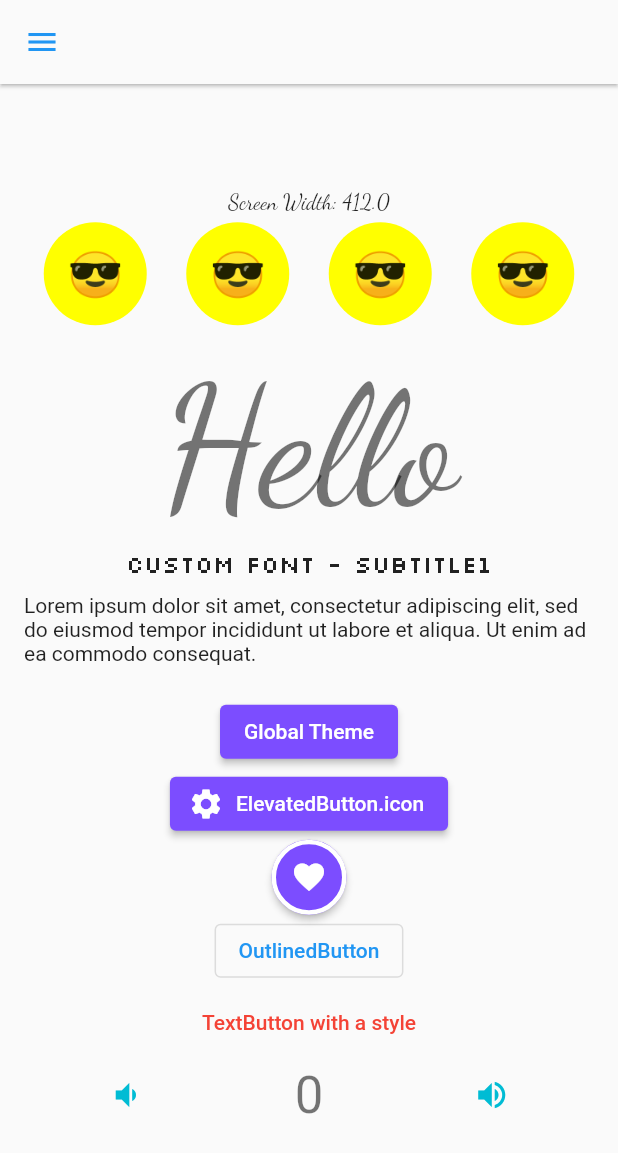
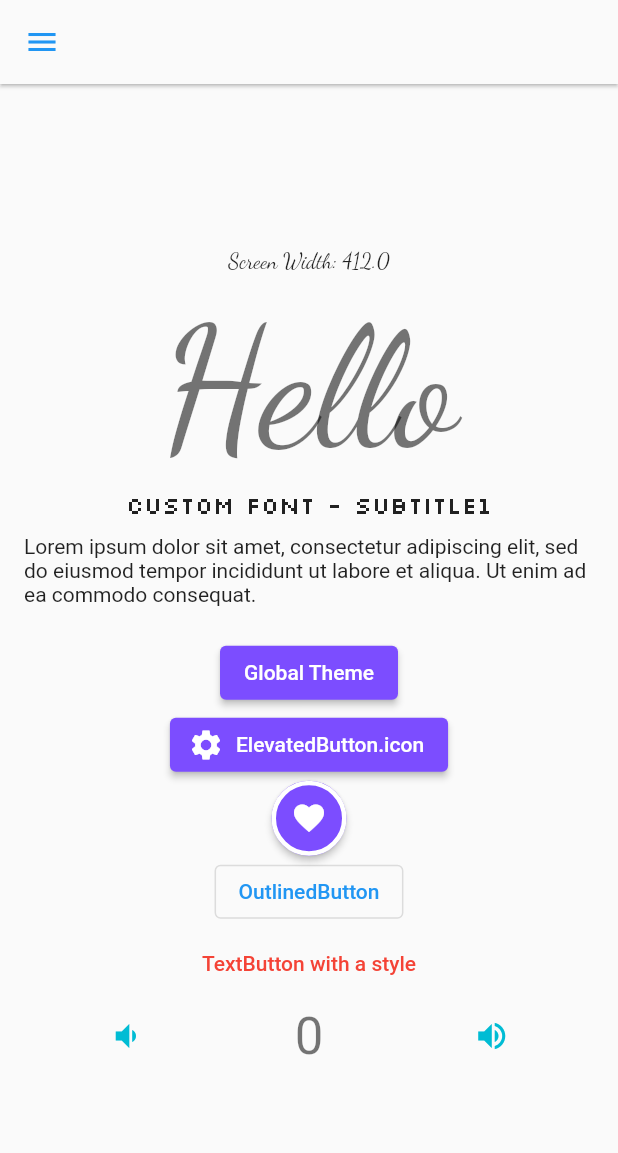
Before and after one commit to karadasmurat/basics_dart_flutter, a Flutter app: the ThemeDemo screen opened directly, on a phone screen of 412 x 824 dp. Shown: the top 1153 px of the screen. Run offline on Flutter 3.47's test engine with Material 2 defaults, Android fonts, the phone set to English and light mode, and no system bars; our stand-ins replace font_awesome_flutter, google_fonts, shared_preferences; accounts and stored records are empty; network calls fail.

Commit message:
constants

```diff
--- a/lib/flutter/navigation_drawer.dart
+++ b/lib/flutter/navigation_drawer.dart
@@ -1,4 +1,5 @@
 import 'package:basics_dart/flutter/animation.dart';
+import 'package:basics_dart/flutter/constants.dart';
 import 'package:basics_dart/flutter/listview.dart';
 import 'package:basics_dart/flutter/modal_bottom_sheet.dart';
 import 'package:basics_dart/flutter/scaffold.dart';
@@ -35,7 +36,7 @@ class _MyDrawerState extends State<MyDrawer> {
               decoration: BoxDecoration(
                 gradient: LinearGradient(colors: [Colors.blue[200]!, Colors.blue[900]!]),
                 //color: Colors.blue[200],
-                // borderRadius: BorderRadius.vertical(bottom: Radius.circular(24)),
+                borderRadius: kCircularBottomRadius,
                 // shape: BoxShape.circle,
                 // image: const DecorationImage(
                 //   image: NetworkImage(
--- a/lib/flutter/theme.dart
+++ b/lib/flutter/theme.dart
@@ -40,10 +40,6 @@ class _ThemeDemoState extends State<ThemeDemo> {
                 "Screen Width: $screenWidth",
                 // google_fonts package as the TextStyle
                 style: GoogleFonts.dancingScript(),
-              ),
-              Row(
-                mainAxisAlignment: MainAxisAlignment.spaceAround,
-                children: buildCircles(4, screenWidth),
               ),
               const SizedBox(height: 10),
               Text("Hello",
@@ -126,38 +122,4 @@ class _ThemeDemoState extends State<ThemeDemo> {
       ),
     );
   }
-
-  List<Container> buildCircles(int n, double screenWidth) {
-    //const _chars = 'AaBbCcDdEeFfGgHhIiJjKkLlMmNnOoPpQqRrSsTtUuVvWwXxYyZz';
-    const _emojis = ['😎', '🇹🇷', '🥳', '👍', '🧠', '⚽️', '🐶', '🍓', '⛱', '🖥'];
-
-    var width = screenWidth / (1.5 * n); //there is padding etc.
-    //debugPrint("width: $width");
-    var circles = <Container>[];
-    for (var i = 0; i < n; i++) {
-      var randomChar = _emojis[Random().nextInt(_emojis.length)];
-      var randomAccent = Colors.accents[Random().nextInt(Colors.accents.length)];
-      circles.add(myCircleContainer(randomChar, width, color: randomAccent));
-    }
-
-    return circles;
-  }
-
-  Container myCircleContainer(String content, double size, {Color? color}) {
-    return Container(
-      width: size,
-      height: size,
-      margin: const EdgeInsets.all(5),
-      alignment: Alignment.center,
-      decoration: BoxDecoration(
-        color: color ?? Colors.blueAccent,
-        // Circle shape
-        shape: BoxShape.circle,
-      ),
-      child: Text(
-        content,
-        style: const TextStyle(fontSize: 30),
-      ),
-    );
-  }
 }
```
Also changed, not shown: lib/flutter/constants.dart (added, +8 -0 lines), lib/flutter/listview.dart (+66 -0 lines).
